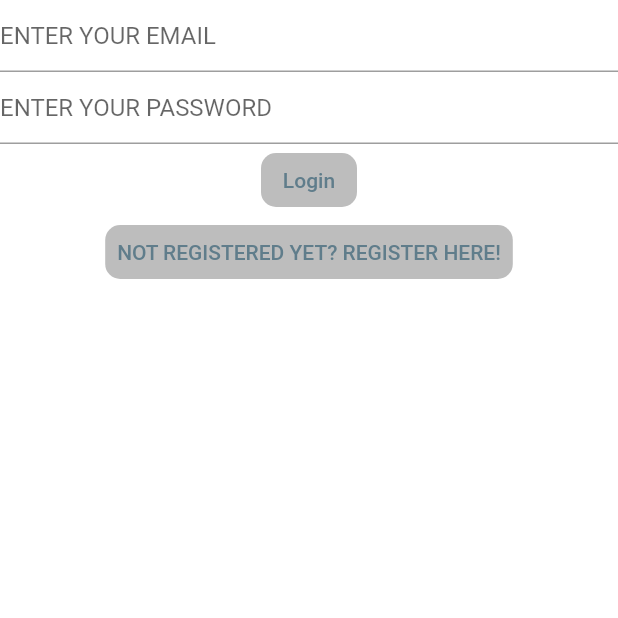
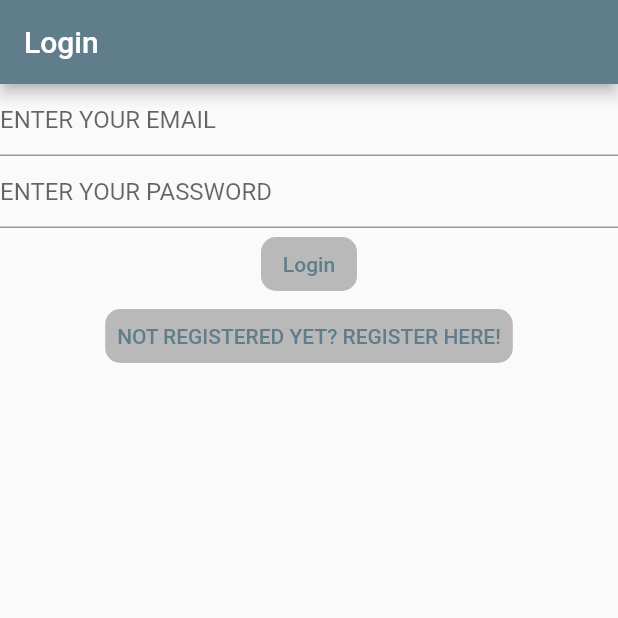
Before and after one commit to adeyemiiiii7/login_authentication, a Flutter app: the screen it shows after launch, on a phone screen of 412 x 824 dp, the top half of it. Run offline on Flutter 3.47's test engine with Material 2 defaults, Android fonts, the phone set to English and light mode, and no system bars; our stand-ins replace firebase_auth, firebase_core; accounts and stored records are empty.

Commit message:
modified:   lib/pages/login_view.dart 	modified:   lib/pages/register_view.dart 	new file:   lib/pages/verify_email_view.dart

```diff
--- a/lib/pages/login_view.dart
+++ b/lib/pages/login_view.dart
@@ -32,7 +32,9 @@ class _LoginViewState extends State<LoginView> {
   @override
   Widget build(BuildContext context) {
     // Scaffold widget provides a basic structure for the app view
-    return Column(
+    return Scaffold(
+      appBar: AppBar(title: const Text('Login')),
+      body: Column(
         children: [
           // Set up a text field for email input
           TextField(
@@ -103,6 +105,7 @@ class _LoginViewState extends State<LoginView> {
             ),
           ),
         ],
+      ),
     );
   }
 }
--- a/lib/pages/register_view.dart
+++ b/lib/pages/register_view.dart
@@ -89,7 +89,10 @@ class _RegisterViewState extends State<RegisterView> {
             ),
           ),
           TextButton(
-            onPressed: () {},
+            onPressed: () {
+              Navigator.of(context)
+                  .pushNamedAndRemoveUntil('/login/', (route) => false);
+            },
             child: const Text('Already Registered? Login here!'),
           )
         ],
```
Also changed, not shown: lib/pages/verify_email_view.dart (added, +30 -0 lines). Lines whose indentation alone changed are shown as unchanged.
